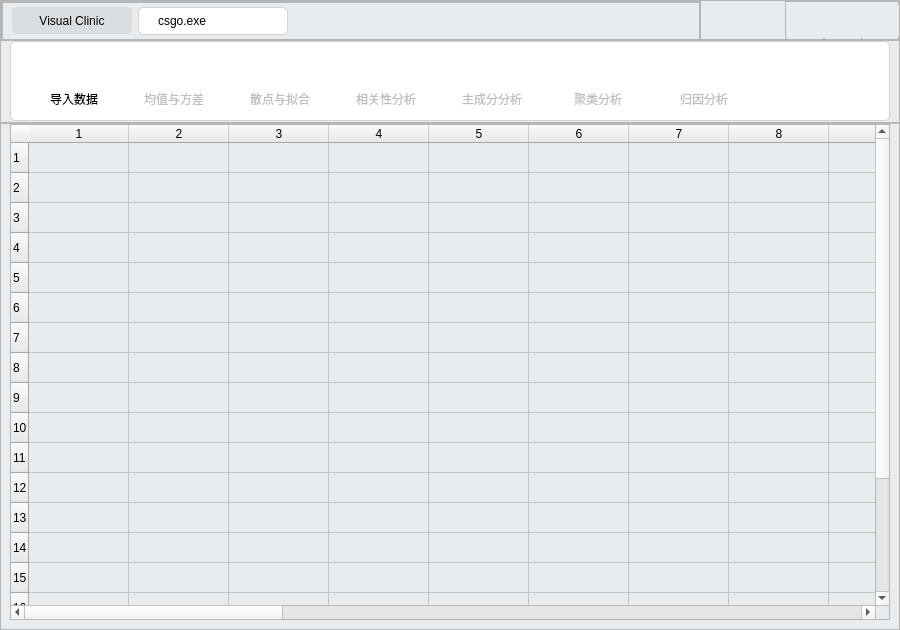
Above: visual-clinic/mainwindow.ui from gtxzsxxk/visual-clinic before the change. Below: the same form after it.
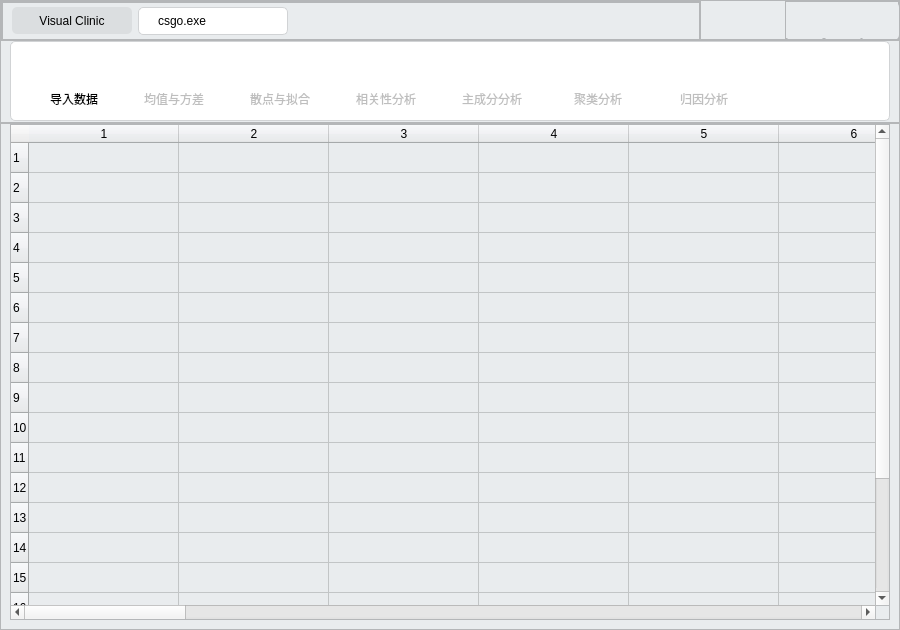
That is the form after the change. Icons and pictures are not drawn.

Commit message: feat: auto adapt the tab's font length

Patch:
```diff
--- a/visual-clinic/mainwindow.ui
+++ b/visual-clinic/mainwindow.ui
@@ -1629,6 +1629,9 @@
               <property name="columnCount">
                <number>26</number>
               </property>
+              <attribute name="horizontalHeaderDefaultSectionSize">
+               <number>150</number>
+              </attribute>
               <row/>
               <row/>
               <row/>
```
Left out of the diff: 2 changed lines with no effect on the pictures. The commit also changes 3 other files.
